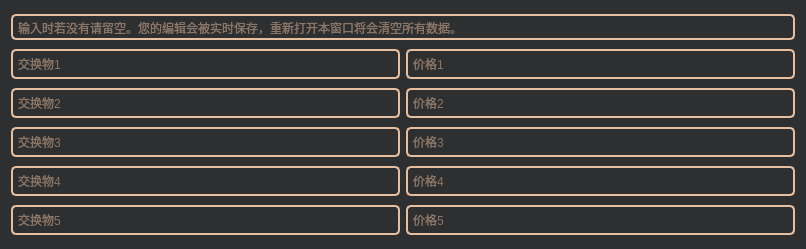
Above: Visual-Editor/npc_store_multi_exchange.ui from Marcus-P-114514/Genshin-Impact-BWiKi-NPC-Editor before the change. Below: the same form after it.
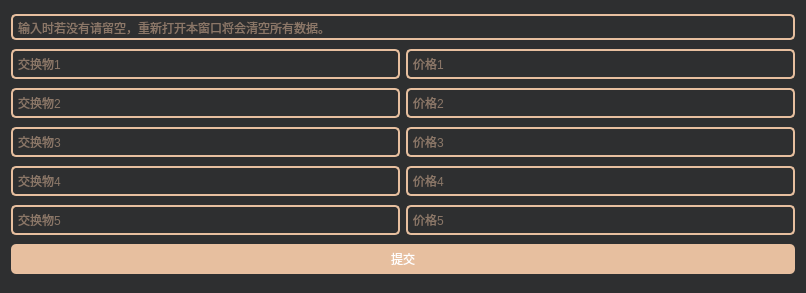
That is the form after the change.

```diff
--- a/Visual-Editor/npc_store_multi_exchange.ui
+++ b/Visual-Editor/npc_store_multi_exchange.ui
@@ -7,7 +7,7 @@
     <x>0</x>
     <y>0</y>
     <width>806</width>
-    <height>249</height>
+    <height>293</height>
    </rect>
   </property>
   <property name="cursor">
@@ -169,7 +169,7 @@
       <bool>true</bool>
      </property>
      <property name="placeholderText">
-      <string>输入时若没有请留空。您的编辑会被实时保存，重新打开本窗口将会清空所有数据。</string>
+      <string>输入时若没有请留空，重新打开本窗口将会清空所有数据。</string>
      </property>
     </widget>
    </item>
@@ -301,6 +301,26 @@
      </property>
     </widget>
    </item>
+   <item row="6" column="0" colspan="2">
+    <widget class="QPushButton" name="npc_gift_multi_price_submit">
+     <property name="minimumSize">
+      <size>
+       <width>0</width>
+       <height>30</height>
+      </size>
+     </property>
+     <property name="styleSheet">
+      <string notr="true">border-radius: 5px;
+background-color: #E7BF9F;
+color: rgb(255, 255, 255);
+border: 6px;
+padding: 5px;</string>
+     </property>
+     <property name="text">
+      <string>提交</string>
+     </property>
+    </widget>
+   </item>
   </layout>
  </widget>
  <resources/>
```
